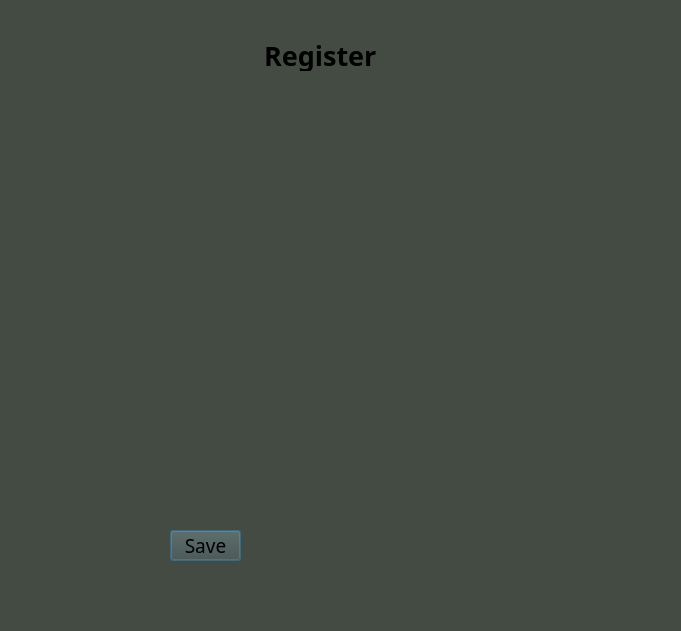
afsharz/Zombie-vs-Plant, file registeration.ui: the form before one commit.
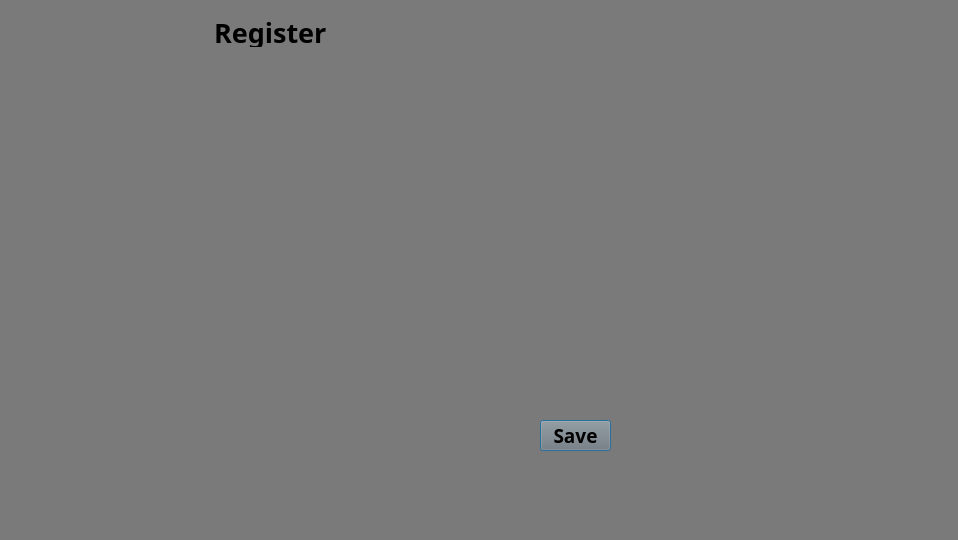
The form after the commit. Icons and pictures are not drawn.

Patch:
```diff
--- a/registeration.ui
+++ b/registeration.ui
@@ -6,23 +6,24 @@
    <rect>
     <x>0</x>
     <y>0</y>
-    <width>681</width>
-    <height>631</height>
+    <width>958</width>
+    <height>540</height>
    </rect>
   </property>
   <property name="windowTitle">
    <string>Dialog</string>
   </property>
   <property name="styleSheet">
-   <string notr="true">background-color: rgb(68, 75, 66);</string>
+   <string notr="true">
+background-color: rgb(122, 122, 122);</string>
   </property>
   <widget class="QLabel" name="label">
    <property name="geometry">
     <rect>
-     <x>120</x>
-     <y>20</y>
-     <width>441</width>
-     <height>591</height>
+     <x>0</x>
+     <y>0</y>
+     <width>961</width>
+     <height>541</height>
     </rect>
    </property>
    <property name="font">
@@ -44,15 +45,15 @@
    </property>
    <property name="geometry">
     <rect>
-     <x>250</x>
-     <y>40</y>
+     <x>200</x>
+     <y>17</y>
      <width>161</width>
      <height>31</height>
     </rect>
    </property>
    <property name="font">
     <font>
-     <family>Arial Black</family>
+     <family>B Compset</family>
      <pointsize>20</pointsize>
      <bold>true</bold>
     </font>
@@ -91,9 +92,9 @@
   <widget class="QLineEdit" name="lineEdit">
    <property name="geometry">
     <rect>
-     <x>180</x>
-     <y>160</y>
-     <width>281</width>
+     <x>210</x>
+     <y>77</y>
+     <width>401</width>
      <height>41</height>
     </rect>
    </property>
@@ -121,9 +122,9 @@
   <widget class="QLineEdit" name="lineEdit_3">
    <property name="geometry">
     <rect>
-     <x>180</x>
-     <y>230</y>
-     <width>281</width>
+     <x>210</x>
+     <y>147</y>
+     <width>401</width>
      <height>41</height>
     </rect>
    </property>
@@ -139,9 +140,9 @@
   <widget class="QLineEdit" name="lineEdit_4">
    <property name="geometry">
     <rect>
-     <x>180</x>
-     <y>300</y>
-     <width>281</width>
+     <x>210</x>
+     <y>217</y>
+     <width>401</width>
      <height>41</height>
     </rect>
    </property>
@@ -160,9 +161,9 @@
   <widget class="QLineEdit" name="lineEdit_5">
    <property name="geometry">
     <rect>
-     <x>180</x>
-     <y>390</y>
-     <width>281</width>
+     <x>210</x>
+     <y>290</y>
+     <width>401</width>
      <height>41</height>
     </rect>
    </property>
@@ -181,123 +182,29 @@
   <widget class="QLabel" name="label_8">
    <property name="geometry">
     <rect>
-     <x>170</x>
-     <y>120</y>
+     <x>210</x>
+     <y>47</y>
      <width>281</width>
      <height>31</height>
     </rect>
    </property>
    <property name="font">
     <font>
+     <family>B Compset</family>
      <pointsize>11</pointsize>
+     <bold>true</bold>
     </font>
    </property>
    <property name="text">
     <string/>
    </property>
   </widget>
-  <widget class="QLabel" name="label_9">
-   <property name="geometry">
-    <rect>
-     <x>350</x>
-     <y>520</y>
-     <width>91</width>
-     <height>91</height>
-    </rect>
-   </property>
-   <property name="styleSheet">
-    <string notr="true">image: url(:/new/prefix1/peashooter transparent.png);</string>
-   </property>
-   <property name="text">
-    <string/>
-   </property>
-  </widget>
-  <widget class="QLabel" name="label_11">
-   <property name="geometry">
-    <rect>
-     <x>400</x>
-     <y>30</y>
-     <width>161</width>
-     <height>171</height>
-    </rect>
-   </property>
-   <property name="styleSheet">
-    <string notr="true">image: url(:/new/prefix1/tall zombie_transparent.png);</string>
-   </property>
-   <property name="text">
-    <string/>
-   </property>
-  </widget>
-  <widget class="QLabel" name="label_10">
-   <property name="geometry">
-    <rect>
-     <x>200</x>
-     <y>10</y>
-     <width>51</width>
-     <height>91</height>
-    </rect>
-   </property>
-   <property name="styleSheet">
-    <string notr="true">image: url(:/new/prefix1/two_peashooter_transparent.png);</string>
-   </property>
-   <property name="text">
-    <string/>
-   </property>
-  </widget>
-  <widget class="QLabel" name="label_13">
-   <property name="geometry">
-    <rect>
-     <x>260</x>
-     <y>340</y>
-     <width>41</width>
-     <height>61</height>
-    </rect>
-   </property>
-   <property name="styleSheet">
-    <string notr="true">image: url(:/new/prefix1/plum mine_transparent.png);</string>
-   </property>
-   <property name="text">
-    <string/>
-   </property>
-  </widget>
-  <widget class="QLabel" name="label_12">
-   <property name="geometry">
-    <rect>
-     <x>440</x>
-     <y>440</y>
-     <width>121</width>
-     <height>161</height>
-    </rect>
-   </property>
-   <property name="styleSheet">
-    <string notr="true">image: url(:/new/prefix1/regular zombie_transparent.png);</string>
-   </property>
-   <property name="text">
-    <string/>
-   </property>
-  </widget>
-  <widget class="QLabel" name="label_15">
-   <property name="geometry">
-    <rect>
-     <x>150</x>
-     <y>40</y>
-     <width>51</width>
-     <height>61</height>
-    </rect>
-   </property>
-   <property name="styleSheet">
-    <string notr="true">image: url(:/new/prefix1/jalapino_transparent.png);</string>
-   </property>
-   <property name="text">
-    <string/>
-   </property>
-  </widget>
   <widget class="QLineEdit" name="lineEdit_6">
    <property name="geometry">
     <rect>
-     <x>180</x>
-     <y>460</y>
-     <width>281</width>
+     <x>210</x>
+     <y>360</y>
+     <width>401</width>
      <height>41</height>
     </rect>
    </property>
@@ -316,35 +223,20 @@
     <enum>QLineEdit::Normal</enum>
    </property>
   </widget>
-  <widget class="QLabel" name="label_14">
-   <property name="geometry">
-    <rect>
-     <x>430</x>
-     <y>240</y>
-     <width>121</width>
-     <height>161</height>
-    </rect>
-   </property>
-   <property name="styleSheet">
-    <string notr="true">image: url(:/new/prefix1/Bucket head zombie_trasparent.png);</string>
-   </property>
-   <property name="text">
-    <string/>
-   </property>
-  </widget>
   <widget class="QPushButton" name="pushButton_3">
    <property name="geometry">
     <rect>
-     <x>170</x>
-     <y>530</y>
+     <x>540</x>
+     <y>420</y>
      <width>71</width>
      <height>31</height>
     </rect>
    </property>
    <property name="font">
     <font>
-     <family>Source Code Pro Medium</family>
+     <family>B Compset</family>
      <pointsize>14</pointsize>
+     <bold>true</bold>
     </font>
    </property>
    <property name="text">
```
Left out of the diff: 2 changed lines with no effect on the pictures.
